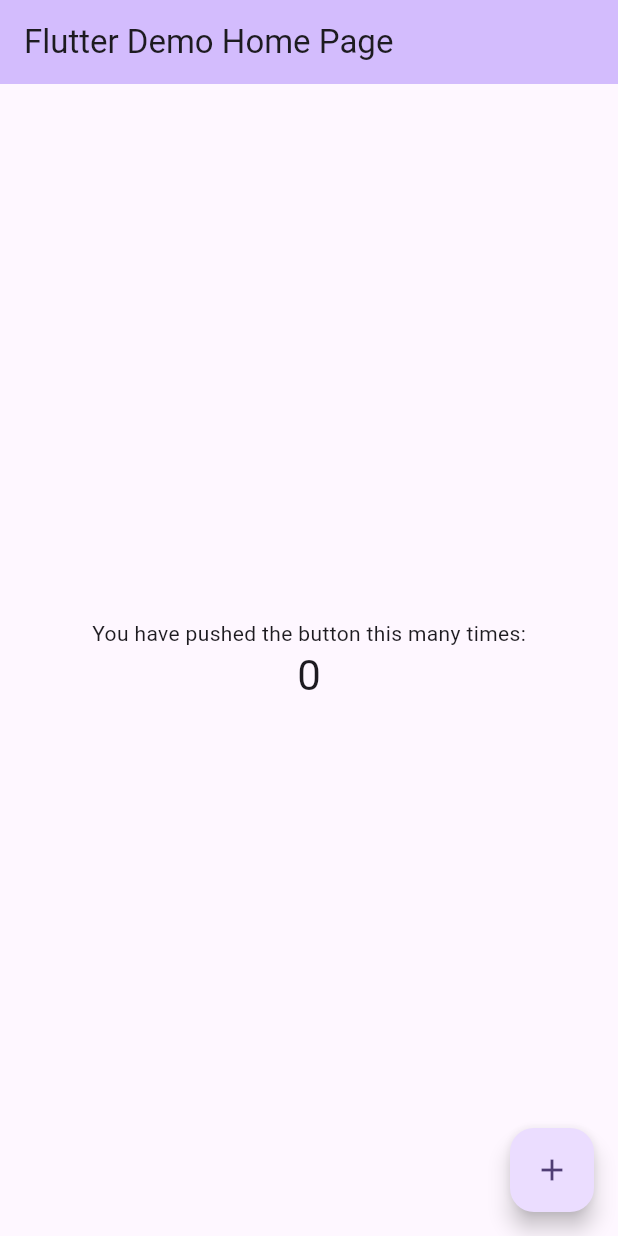
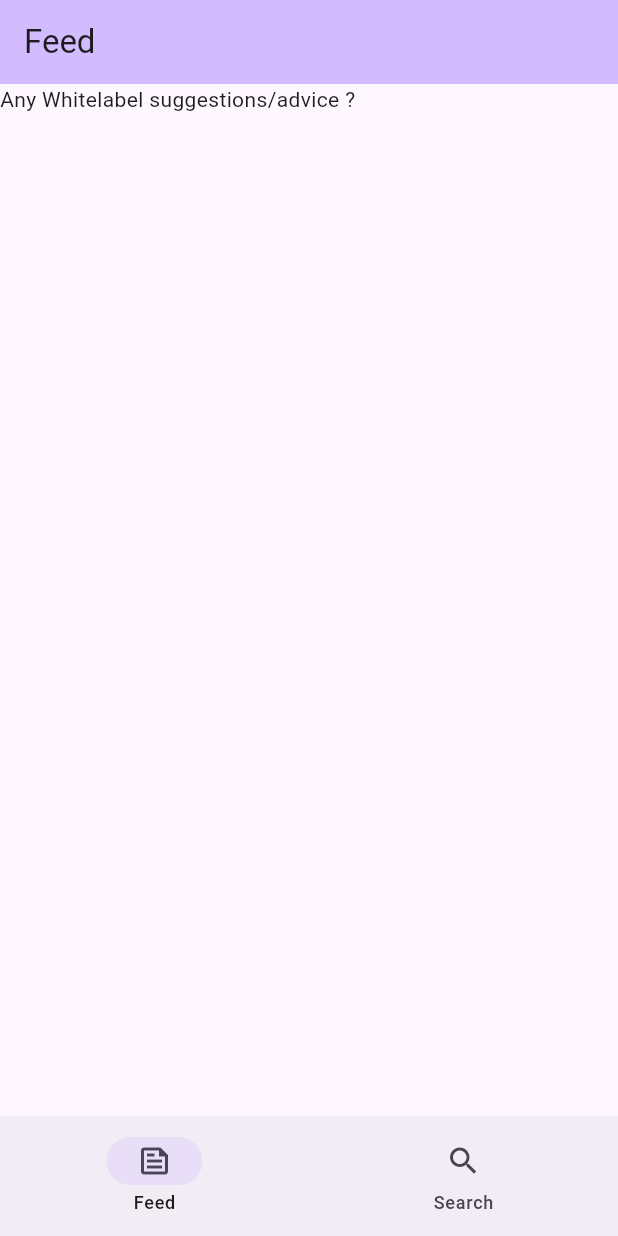
Before and after one commit to aporohov/flutter-reddit-feed, a Flutter app: the screen it shows after launch, on a phone screen of 412 x 824 dp. Run offline on Flutter 3.47's test engine with Material 2 defaults, Android fonts, the phone set to English and light mode, and no system bars; our stand-ins replace dio, flutter_riverpod, freezed_annotation.

```diff
--- a/reddit_feed/lib/main.dart
+++ b/reddit_feed/lib/main.dart
@@ -1,125 +1,23 @@
 import 'package:flutter/material.dart';
+import 'package:flutter_riverpod/flutter_riverpod.dart';
+import 'package:reddit_feed/widgets/pages/home_page.dart';
 
 void main() {
-  runApp(const MyApp());
+  runApp(const ProviderScope(child: MyApp()));
 }
 
 class MyApp extends StatelessWidget {
   const MyApp({super.key});
 
-  // This widget is the root of your application.
   @override
   Widget build(BuildContext context) {
     return MaterialApp(
       title: 'Flutter Demo',
       theme: ThemeData(
-        // This is the theme of your application.
-        //
-        // TRY THIS: Try running your application with "flutter run". You'll see
-        // the application has a blue toolbar. Then, without quitting the app,
-        // try changing the seedColor in the colorScheme below to Colors.green
-        // and then invoke "hot reload" (save your changes or press the "hot
-        // reload" button in a Flutter-supported IDE, or press "r" if you used
-        // the command line to start the app).
-        //
-        // Notice that the counter didn't reset back to zero; the application
-        // state is not lost during the reload. To reset the state, use hot
-        // restart instead.
-        //
-        // This works for code too, not just values: Most code changes can be
-        // tested with just a hot reload.
         colorScheme: ColorScheme.fromSeed(seedColor: Colors.deepPurple),
         useMaterial3: true,
       ),
-      home: const MyHomePage(title: 'Flutter Demo Home Page'),
+      home: const MyHomePage(),
     );
   }
 }
-
-class MyHomePage extends StatefulWidget {
-  const MyHomePage({super.key, required this.title});
-
-  // This widget is the home page of your application. It is stateful, meaning
-  // that it has a State object (defined below) that contains fields that affect
-  // how it looks.
-
-  // This class is the configuration for the state. It holds the values (in this
-  // case the title) provided by the parent (in this case the App widget) and
-  // used by the build method of the State. Fields in a Widget subclass are
-  // always marked "final".
-
-  final String title;
-
-  @override
-  State<MyHomePage> createState() => _MyHomePageState();
-}
-
-class _MyHomePageState extends State<MyHomePage> {
-  int _counter = 0;
-
-  void _incrementCounter() {
-    setState(() {
-      // This call to setState tells the Flutter framework that something has
-      // changed in this State, which causes it to rerun the build method below
-      // so that the display can reflect the updated values. If we changed
-      // _counter without calling setState(), then the build method would not be
-      // called again, and so nothing would appear to happen.
-      _counter++;
-    });
-  }
-
-  @override
-  Widget build(BuildContext context) {
-    // This method is rerun every time setState is called, for instance as done
-    // by the _incrementCounter method above.
-    //
-    // The Flutter framework has been optimized to make rerunning build methods
-    // fast, so that you can just rebuild anything that needs updating rather
-    // than having to individually change instances of widgets.
-    return Scaffold(
-      appBar: AppBar(
-        // TRY THIS: Try changing the color here to a specific color (to
-        // Colors.amber, perhaps?) and trigger a hot reload to see the AppBar
-        // change color while the other colors stay the same.
-        backgroundColor: Theme.of(context).colorScheme.inversePrimary,
-        // Here we take the value from the MyHomePage object that was created by
-        // the App.build method, and use it to set our appbar title.
-        title: Text(widget.title),
-      ),
-      body: Center(
-        // Center is a layout widget. It takes a single child and positions it
-        // in the middle of the parent.
-        child: Column(
-          // Column is also a layout widget. It takes a list of children and
-          // arranges them vertically. By default, it sizes itself to fit its
-          // children horizontally, and tries to be as tall as its parent.
-          //
-          // Column has various properties to control how it sizes itself and
-          // how it positions its children. Here we use mainAxisAlignment to
-          // center the children vertically; the main axis here is the vertical
-          // axis because Columns are vertical (the cross axis would be
-          // horizontal).
-          //
-          // TRY THIS: Invoke "debug painting" (choose the "Toggle Debug Paint"
-          // action in the IDE, or press "p" in the console), to see the
-          // wireframe for each widget.
-          mainAxisAlignment: MainAxisAlignment.center,
-          children: <Widget>[
-            const Text(
-              'You have pushed the button this many times:',
-            ),
-            Text(
-              '$_counter',
-              style: Theme.of(context).textTheme.headlineMedium,
-            ),
-          ],
-        ),
-      ),
-      floatingActionButton: FloatingActionButton(
-        onPressed: _incrementCounter,
-        tooltip: 'Increment',
-        child: const Icon(Icons.add),
-      ), // This trailing comma makes auto-formatting nicer for build methods.
-    );
-  }
-}
--- /dev/null
+++ b/reddit_feed/lib/widgets/pages/feed_page.dart
@@ -0,0 +1,52 @@
+import 'package:flutter/material.dart';
+import 'package:flutter_riverpod/flutter_riverpod.dart';
+import 'package:reddit_feed/providers/feed_provider.dart';
+
+class FeedPage extends ConsumerStatefulWidget {
+  const FeedPage({super.key});
+
+  @override
+  ConsumerState<ConsumerStatefulWidget> createState() => _FeedPageState();
+}
+
+class _FeedPageState extends ConsumerState<FeedPage> {
+  @override
+  void initState() {
+    super.initState();
+  }
+
+  @override
+  Widget build(BuildContext context) {
+    return Scaffold(
+      appBar: AppBar(
+          backgroundColor: Theme.of(context).colorScheme.inversePrimary,
+          title: const Text("Feed")),
+      body: Consumer(
+        builder: (context, ref, child) {
+          final isLoading = ref.watch(feedProvider).isLoading;
+          final isError = ref.watch(feedProvider).isError;
+          final posts = ref.watch(feedProvider).posts;
+
+          if (isLoading == true) {
+            return Center(
+              child: Text("Loading"),
+            );
+          } else if (isError == true) {
+            return Center(
+              child: Text("Error"),
+            );
+          }
+
+          return RefreshIndicator(
+              onRefresh: () => ref.read(feedProvider.notifier).loadPosts(),
+              child: ListView.builder(
+                itemCount: posts.length,
+                itemBuilder: (context, index) {
+                  return Text(posts[index].title);
+                },
+              ));
+        },
+      ),
+    );
+  }
+}
--- /dev/null
+++ b/reddit_feed/lib/widgets/pages/home_page.dart
@@ -0,0 +1,43 @@
+import 'package:flutter/material.dart';
+import 'package:reddit_feed/widgets/pages/feed_page.dart';
+import 'package:reddit_feed/widgets/pages/search_page.dart';
+
+class MyHomePage extends StatefulWidget {
+  const MyHomePage({super.key});
+
+  @override
+  State<MyHomePage> createState() => _MyHomePageState();
+}
+
+class _MyHomePageState extends State<MyHomePage> {
+  /// Индекс выбранной страницы
+  int currentPageIndex = 0;
+
+  /// Виджеты для страниц
+  final _pages = <Widget>[const FeedPage(), const SearchPage()];
+
+  @override
+  Widget build(BuildContext context) {
+    return Scaffold(
+      bottomNavigationBar: NavigationBar(
+        onDestinationSelected: (int index) {
+          setState(() {
+            currentPageIndex = index;
+          });
+        },
+        selectedIndex: currentPageIndex,
+        destinations: const <Widget>[
+          NavigationDestination(
+            icon: Icon(Icons.feed_outlined),
+            label: 'Feed',
+          ),
+          NavigationDestination(
+            icon: Icon(Icons.search_outlined),
+            label: 'Search',
+          )
+        ],
+      ),
+      body: IndexedStack(index: currentPageIndex, children: _pages),
+    );
+  }
+}
```
Also changed, not shown: reddit_feed/lib/model/auth_token.dart (added, +8 -0 lines), reddit_feed/lib/model/feed_state/feed_state.dart (added, +12 -0 lines), reddit_feed/lib/model/reddit_post/reddit_post.dart (added, +19 -0 lines), reddit_feed/lib/providers/access_token_provider.dart (added, +22 -0 lines), reddit_feed/lib/providers/feed_provider.dart (added, +24 -0 lines), reddit_feed/lib/providers/search_provider.dart (added, +40 -0 lines), reddit_feed/lib/services/network_client.dart (added, +93 -0 lines), reddit_feed/lib/widgets/pages/search_page.dart (added, +80 -0 lines), reddit_feed/lib/widgets/webview_page.dart (added, +60 -0 lines), reddit_feed/pubspec.yaml (+8 -3 lines), reddit_feed/lib/model/feed_state/feed_state.freezed.dart (added), reddit_feed/lib/model/reddit_post/reddit_post.freezed.dart (added), reddit_feed/lib/model/reddit_post/reddit_post.g.dart (added), 3 other files.
